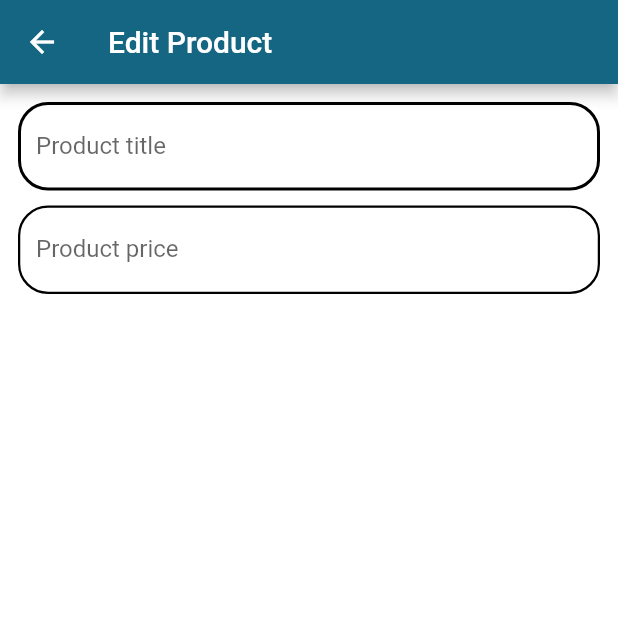
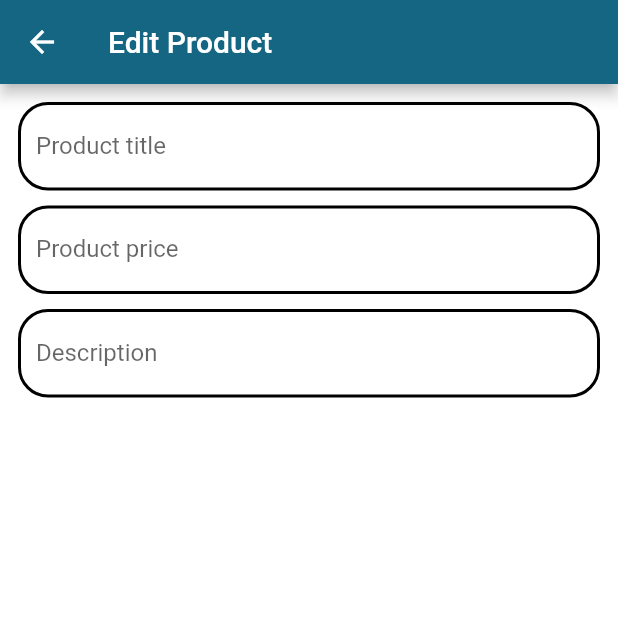
Before and after one commit to Kvitusja/shop_app, a Flutter app: the EditProductScreen screen opened by its route, on a phone screen of 412 x 824 dp, the top half of it. Run offline on Flutter 3.47's test engine with Material 2 defaults, Android fonts, the phone set to English and light mode, and no system bars; statements that could not run were skipped.

Commit message:
'text field input method'

```diff
--- a/lib/screens/edit_product_screen.dart
+++ b/lib/screens/edit_product_screen.dart
@@ -10,6 +10,17 @@ class EditProductScreen extends StatefulWidget {
 
 class _EditProductScreenState extends State<EditProductScreen> {
   final _priceFocusNode = FocusNode();
+  final _descriptionFocusNode = FocusNode();
+
+  @override
+  void dispose() {
+    _priceFocusNode.dispose();
+    _descriptionFocusNode.dispose();
+    super.dispose();
+  }
+
+
+
   @override
   Widget build(BuildContext context) {
     return Scaffold(
@@ -21,51 +32,39 @@ class _EditProductScreenState extends State<EditProductScreen> {
         child: Form(
           child: ListView(
             children: [
-              TextFormField(
-                decoration: InputDecoration(
-                  labelText: 'Product title',
-                  enabledBorder: OutlineInputBorder(
-                    borderSide: const BorderSide(
-                      width: 2,
-                    ),
-                    borderRadius: BorderRadius.circular(20.0),
-                  ),
-                  focusedBorder: OutlineInputBorder(
-                    borderSide: BorderSide(
-                      width: 2,
-                      color: Theme.of(context).colorScheme.primary,
-                    ),
-                    borderRadius: BorderRadius.circular(20.0),
-                  ),
-                ),
-                textInputAction: TextInputAction.next,
-                onFieldSubmitted: (_) {
+              buildTextFormField(
+                context,
+                TextInputAction.next,
+                (_) {
                   FocusScope.of(context).requestFocus(_priceFocusNode);
                 },
+                FocusNode(),
+                'Product title',
+                TextInputType.text,
               ),
               const SizedBox(
                 height: 10,
               ),
-              TextFormField(
-                decoration: InputDecoration(
-                  labelText: 'Product price',
-                  enabledBorder: OutlineInputBorder(
-                    borderSide: const BorderSide(
-                      width: 1.5,
-                    ),
-                    borderRadius: BorderRadius.circular(20.0),
-                  ),
-                  focusedBorder: OutlineInputBorder(
-                    borderSide: BorderSide(
-                      width: 1.5,
-                      color: Theme.of(context).colorScheme.primary,
-                    ),
-                    borderRadius: BorderRadius.circular(20.0),
-                  ),
-                ),
-                textInputAction: TextInputAction.next,
-                keyboardType: TextInputType.number,
-                focusNode: _priceFocusNode,
+              buildTextFormField(
+                context,
+                TextInputAction.next,
+                (_) {
+                  FocusScope.of(context).requestFocus(_descriptionFocusNode);
+                },
+                _priceFocusNode,
+                'Product price',
+                TextInputType.number,
+              ),
+              const SizedBox(
+                height: 10,
+              ),
+              buildTextFormField(
+                context,
+                TextInputAction.send,
+                (_) {},
+                _descriptionFocusNode,
+                'Description',
+                TextInputType.multiline,
               ),
             ],
           ),
@@ -73,4 +72,38 @@ class _EditProductScreenState extends State<EditProductScreen> {
       ),
     );
   }
+
+  buildTextFormField(
+      BuildContext context,
+      TextInputAction textInputAction,
+      void Function(String) onFiledSubmitted,
+      FocusNode focusNode,
+      String labelText,
+      TextInputType keyboardType) {
+    return TextFormField(
+        decoration: InputDecoration(
+          labelText: labelText,
+          enabledBorder: OutlineInputBorder(
+            borderSide: const BorderSide(
+              width: 2,
+            ),
+            borderRadius: BorderRadius.circular(20.0),
+          ),
+          focusedBorder: OutlineInputBorder(
+            borderSide: BorderSide(
+              width: 2,
+              color: Theme.of(context).colorScheme.primary,
+            ),
+            borderRadius: BorderRadius.circular(20.0),
+          ),
+        ),
+        textInputAction: textInputAction,
+        onFieldSubmitted: onFiledSubmitted,
+        focusNode: focusNode,
+        keyboardType: keyboardType);
+  }
 }
+
+// textInputAction: TextInputAction.next,
+// onFieldSubmitted: (_) {
+// FocusScope.of(context).requestFocus(_priceFocusNode);
```
